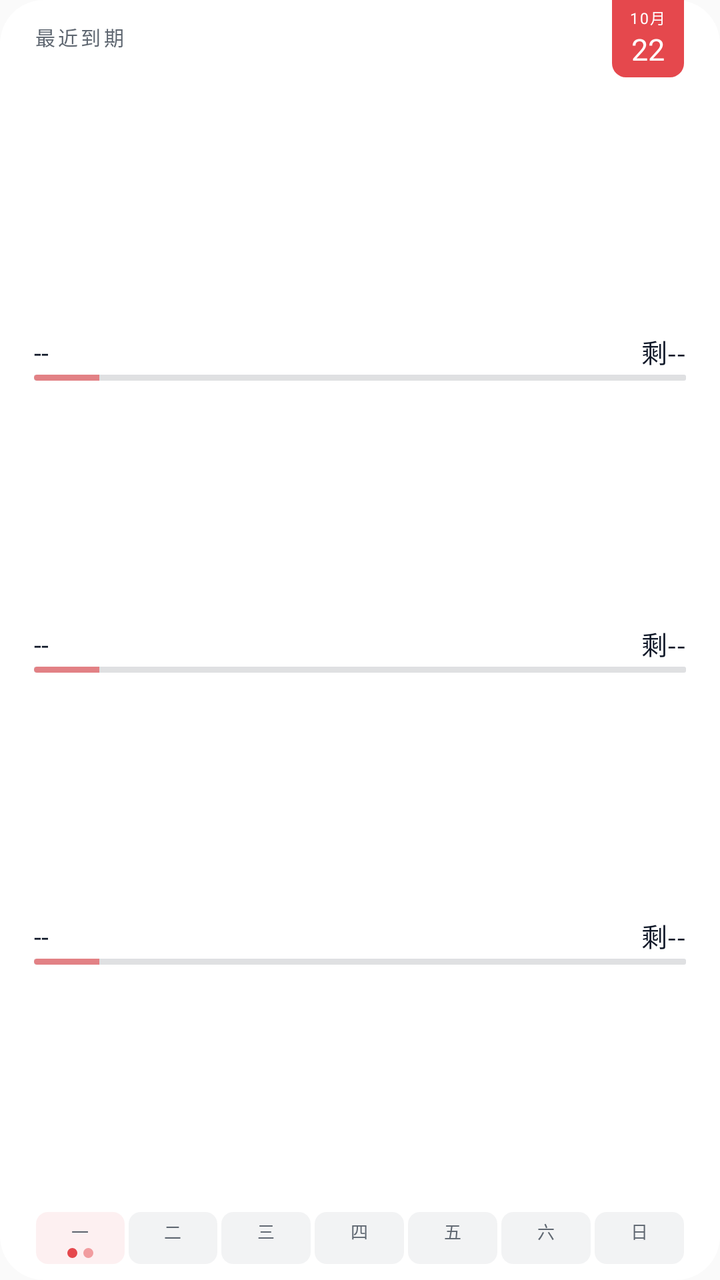
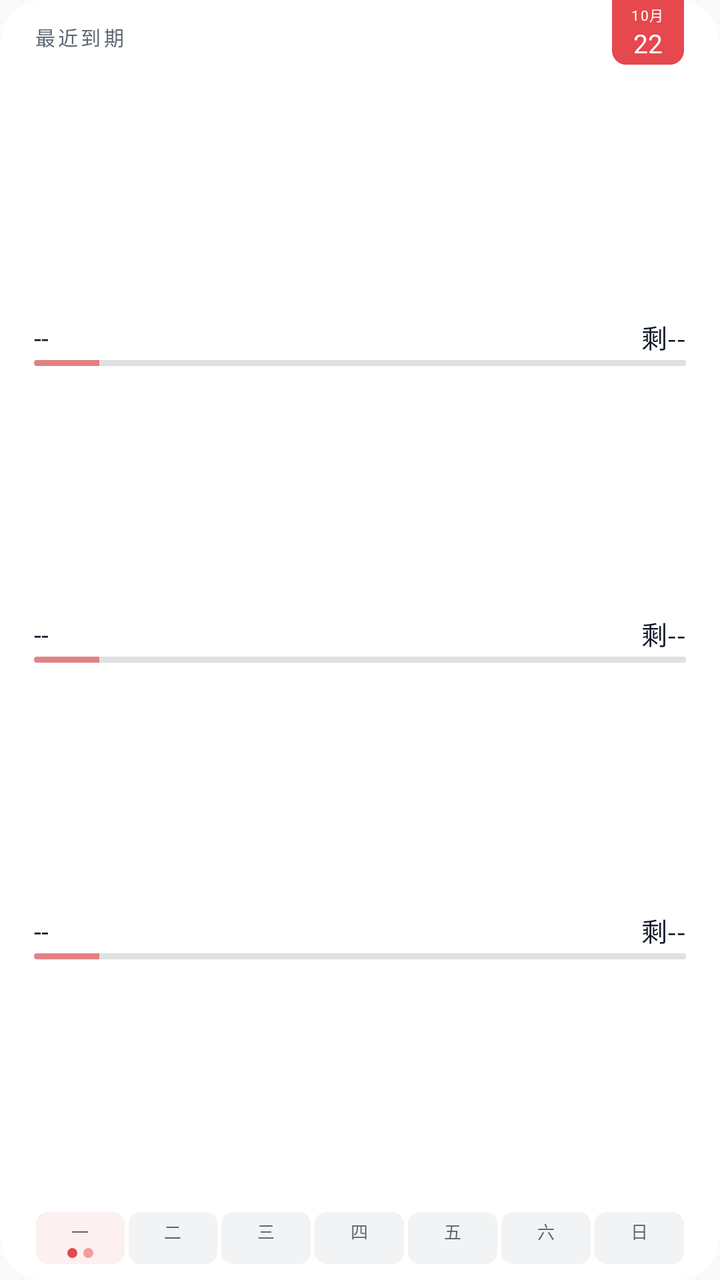

An Android layout rendered at two revisions. The XML below is the earlier revision; the diff shows what the commit changed to produce the second picture.
<!-- AndroidManifest.xml: application theme android:Theme.Material.Light.NoActionBar -->
<!-- res/layout/widget_v3.xml -->
<?xml version="1.0" encoding="utf-8"?>
<FrameLayout xmlns:android="http://schemas.android.com/apk/res/android"
    android:id="@+id/widget_root"
    android:layout_width="match_parent"
    android:layout_height="match_parent"
    android:background="@drawable/widget_bg_light">

    <LinearLayout
        android:layout_width="match_parent"
        android:layout_height="match_parent"
        android:orientation="vertical"
        android:paddingStart="17dp"
        android:paddingTop="11dp"
        android:paddingEnd="17dp"
        android:paddingBottom="8dp">

        <TextView
            android:id="@+id/widget_header"
            android:layout_width="wrap_content"
            android:layout_height="wrap_content"
            android:layout_marginBottom="18dp"
            android:text="最近到期"
            android:textColor="#FF5F6771"
            android:textSize="10sp"
            android:letterSpacing="0.14"
/>

        
        <TextView
            android:layout_width="match_parent"
            android:layout_height="0dp"
            android:layout_weight="1" />

        
        <LinearLayout
            android:layout_width="match_parent"
            android:layout_height="wrap_content"
            android:layout_marginTop="6dp"
            android:orientation="vertical">

            <LinearLayout
                android:layout_width="match_parent"
                android:layout_height="wrap_content"
                android:orientation="horizontal">

                <TextView
                    android:id="@+id/widget_row1_title"
                    android:layout_width="0dp"
                    android:layout_height="wrap_content"
                    android:layout_weight="1"
                    android:text="--"
                    android:textColor="#FF101828"
                    android:textSize="13sp"
                    android:maxLines="1"
                    android:ellipsize="end"
/>

                <TextView
                    android:id="@+id/widget_row1_cd"
                    android:layout_width="wrap_content"
                    android:layout_height="wrap_content"
                    android:layout_marginStart="10dp"
                    android:text="剩--"
                    android:textColor="#FF101828"
                    android:textSize="13sp"
                    android:maxLines="1"
/>
            </LinearLayout>

            <FrameLayout
                android:layout_width="match_parent"
                android:layout_height="wrap_content"
                android:layout_marginTop="2dp">

                
                <TextView
                    android:id="@+id/widget_row1_track"
                    android:layout_width="match_parent"
                    android:layout_height="3dp"
                    android:background="@drawable/widget_ruler_track_light" />

                <ProgressBar
                    android:id="@+id/widget_row1_fuse"
                    style="@android:style/Widget.ProgressBar.Horizontal"
                    android:layout_width="match_parent"
                    android:layout_height="3dp"
                    android:max="100"
                    android:progress="10"
                    android:progressDrawable="@drawable/widget_ruler_progress" />
            </FrameLayout>
        </LinearLayout>

        
        <TextView
            android:layout_width="match_parent"
            android:layout_height="0dp"
            android:layout_weight="1" />

        
        <LinearLayout
            android:layout_width="match_parent"
            android:layout_height="wrap_content"
            android:layout_marginTop="5dp"
            android:orientation="vertical">

            <LinearLayout
                android:layout_width="match_parent"
                android:layout_height="wrap_content"
                android:orientation="horizontal">

                <TextView
                    android:id="@+id/widget_row2_title"
                    android:layout_width="0dp"
                    android:layout_height="wrap_content"
                    android:layout_weight="1"
                    android:text="--"
                    android:textColor="#FF101828"
                    android:textSize="13sp"
                    android:maxLines="1"
                    android:ellipsize="end"
/>

                <TextView
                    android:id="@+id/widget_row2_cd"
                    android:layout_width="wrap_content"
                    android:layout_height="wrap_content"
                    android:layout_marginStart="10dp"
                    android:text="剩--"
                    android:textColor="#FF101828"
                    android:textSize="13sp"
                    android:maxLines="1"
/>
            </LinearLayout>

            <FrameLayout
                android:layout_width="match_parent"
                android:layout_height="wrap_content"
                android:layout_marginTop="2dp">

                <TextView
                    android:id="@+id/widget_row2_track"
                    android:layout_width="match_parent"
                    android:layout_height="3dp"
                    android:background="@drawable/widget_ruler_track_light" />

                <ProgressBar
                    android:id="@+id/widget_row2_fuse"
                    style="@android:style/Widget.ProgressBar.Horizontal"
                    android:layout_width="match_parent"
                    android:layout_height="3dp"
                    android:max="100"
                    android:progress="10"
                    android:progressDrawable="@drawable/widget_ruler_progress" />
            </FrameLayout>
        </LinearLayout>

        
        <TextView
            android:id="@+id/widget_gap_row3"
            android:layout_width="match_parent"
            android:layout_height="0dp"
            android:layout_weight="1" />

        
        <LinearLayout
            android:id="@+id/widget_row3_container"
            android:layout_width="match_parent"
            android:layout_height="wrap_content"
            android:layout_marginTop="5dp"
            android:orientation="vertical">

            <LinearLayout
                android:layout_width="match_parent"
                android:layout_height="wrap_content"
                android:orientation="horizontal">

                <TextView
                    android:id="@+id/widget_row3_title"
                    android:layout_width="0dp"
                    android:layout_height="wrap_content"
                    android:layout_weight="1"
                    android:text="--"
                    android:textColor="#FF101828"
                    android:textSize="13sp"
                    android:maxLines="1"
                    android:ellipsize="end"
/>

                <TextView
                    android:id="@+id/widget_row3_cd"
                    android:layout_width="wrap_content"
                    android:layout_height="wrap_content"
                    android:layout_marginStart="10dp"
                    android:text="剩--"
                    android:textColor="#FF101828"
                    android:textSize="13sp"
                    android:maxLines="1"
/>
            </LinearLayout>

            <FrameLayout
                android:layout_width="match_parent"
                android:layout_height="wrap_content"
                android:layout_marginTop="2dp">

                <TextView
                    android:id="@+id/widget_row3_track"
                    android:layout_width="match_parent"
                    android:layout_height="3dp"
                    android:background="@drawable/widget_ruler_track_light" />

                <ProgressBar
                    android:id="@+id/widget_row3_fuse"
                    style="@android:style/Widget.ProgressBar.Horizontal"
                    android:layout_width="match_parent"
                    android:layout_height="3dp"
                    android:max="100"
                    android:progress="10"
                    android:progressDrawable="@drawable/widget_ruler_progress" />
            </FrameLayout>
        </LinearLayout>

        
        <TextView
            android:layout_width="match_parent"
            android:layout_height="0dp"
            android:layout_weight="1" />

        
        <LinearLayout
            android:id="@+id/widget_week_strip"
            android:layout_width="match_parent"
            android:layout_height="wrap_content"
            android:layout_marginTop="7dp"
            android:orientation="horizontal">

            <LinearLayout
                android:id="@+id/widget_week_cell0"
                android:layout_width="0dp"
                android:layout_height="wrap_content"
                android:layout_marginStart="1dp"
                android:layout_marginEnd="1dp"
                android:layout_weight="1"
                android:background="@drawable/widget_cell_today_light"
                android:gravity="center_horizontal"
                android:orientation="vertical"
                android:paddingTop="3dp"
                android:paddingBottom="3dp">

                <TextView
                    android:id="@+id/widget_week_day0"
                    android:layout_width="wrap_content"
                    android:layout_height="wrap_content"
                    android:text="一"
                    android:textColor="#FF5F6771"
                    android:textSize="8.5sp" />

                <LinearLayout
                    android:layout_width="wrap_content"
                    android:layout_height="5dp"
                    android:layout_marginTop="2dp"
                    android:gravity="center"
                    android:orientation="horizontal">

                    <TextView
                        android:id="@+id/widget_week_dot0_a"
                        android:layout_width="5dp"
                        android:layout_height="5dp"
                        android:background="@drawable/dot_red" />

                    <TextView
                        android:id="@+id/widget_week_dot0_b"
                        android:layout_width="5dp"
                        android:layout_height="5dp"
                        android:layout_marginStart="3dp"
                        android:background="@drawable/dot_red_soft" />
                </LinearLayout>
            </LinearLayout>

            <LinearLayout
                android:id="@+id/widget_week_cell1"
                android:layout_width="0dp"
                android:layout_height="wrap_content"
                android:layout_marginStart="1dp"
                android:layout_marginEnd="1dp"
                android:layout_weight="1"
                android:background="@drawable/widget_cell_light"
                android:gravity="center_horizontal"
                android:orientation="vertical"
                android:paddingTop="3dp"
                android:paddingBottom="3dp">

                <TextView
                    android:id="@+id/widget_week_day1"
                    android:layout_width="wrap_content"
                    android:layout_height="wrap_content"
                    android:text="二"
                    android:textColor="#FF5F6771"
                    android:textSize="8.5sp" />

                <LinearLayout
                    android:layout_width="wrap_content"
                    android:layout_height="5dp"
                    android:layout_marginTop="2dp"
                    android:gravity="center"
                    android:orientation="horizontal">

                    <TextView
                        android:id="@+id/widget_week_dot1_a"
                        android:layout_width="5dp"
                        android:layout_height="5dp"
                        android:background="@drawable/dot_ind_light"
                        android:visibility="gone" />

                    <TextView
                        android:id="@+id/widget_week_dot1_b"
                        android:layout_width="5dp"
                        android:layout_height="5dp"
                        android:layout_marginStart="3dp"
                        android:background="@drawable/dot_ind_light"
                        android:visibility="gone" />
                </LinearLayout>
            </LinearLayout>

            <LinearLayout
                android:id="@+id/widget_week_cell2"
                android:layout_width="0dp"
                android:layout_height="wrap_content"
                android:layout_marginStart="1dp"
                android:layout_marginEnd="1dp"
                android:layout_weight="1"
                android:background="@drawable/widget_cell_light"
                android:gravity="center_horizontal"
                android:orientation="vertical"
                android:paddingTop="3dp"
                android:paddingBottom="3dp">

                <TextView
                    android:id="@+id/widget_week_day2"
                    android:layout_width="wrap_content"
                    android:layout_height="wrap_content"
                    android:text="三"
                    android:textColor="#FF5F6771"
                    android:textSize="8.5sp" />

                <LinearLayout
                    android:layout_width="wrap_content"
                    android:layout_height="5dp"
                    android:layout_marginTop="2dp"
                    android:gravity="center"
                    android:orientation="horizontal">

                    <TextView
                        android:id="@+id/widget_week_dot2_a"
                        android:layout_width="5dp"
                        android:layout_height="5dp"
                        android:background="@drawable/dot_ind_light"
                        android:visibility="gone" />

                    <TextView
                        android:id="@+id/widget_week_dot2_b"
                        android:layout_width="5dp"
                        android:layout_height="5dp"
                        android:layout_marginStart="3dp"
                        android:background="@drawable/dot_ind_light"
                        android:visibility="gone" />
                </LinearLayout>
            </LinearLayout>

            <LinearLayout
                android:id="@+id/widget_week_cell3"
                android:layout_width="0dp"
                android:layout_height="wrap_content"
                android:layout_marginStart="1dp"
                android:layout_marginEnd="1dp"
                android:layout_weight="1"
                android:background="@drawable/widget_cell_light"
                android:gravity="center_horizontal"
                android:orientation="vertical"
                android:paddingTop="3dp"
                android:paddingBottom="3dp">

                <TextView
                    android:id="@+id/widget_week_day3"
                    android:layout_width="wrap_content"
                    android:layout_height="wrap_content"
                    android:text="四"
                    android:textColor="#FF5F6771"
                    android:textSize="8.5sp" />

                <LinearLayout
                    android:layout_width="wrap_content"
                    android:layout_height="5dp"
                    android:layout_marginTop="2dp"
                    android:gravity="center"
                    android:orientation="horizontal">

                    <TextView
                        android:id="@+id/widget_week_dot3_a"
                        android:layout_width="5dp"
                        android:layout_height="5dp"
                        android:background="@drawable/dot_ind_light"
                        android:visibility="gone" />

                    <TextView
                        android:id="@+id/widget_week_dot3_b"
                        android:layout_width="5dp"
                        android:layout_height="5dp"
                        android:layout_marginStart="3dp"
                        android:background="@drawable/dot_ind_light"
                        android:visibility="gone" />
                </LinearLayout>
            </LinearLayout>

            <LinearLayout
                android:id="@+id/widget_week_cell4"
                android:layout_width="0dp"
                android:layout_height="wrap_content"
                android:layout_marginStart="1dp"
                android:layout_marginEnd="1dp"
                android:layout_weight="1"
                android:background="@drawable/widget_cell_light"
                android:gravity="center_horizontal"
                android:orientation="vertical"
                android:paddingTop="3dp"
                android:paddingBottom="3dp">

                <TextView
                    android:id="@+id/widget_week_day4"
                    android:layout_width="wrap_content"
                    android:layout_height="wrap_content"
                    android:text="五"
                    android:textColor="#FF5F6771"
                    android:textSize="8.5sp" />

                <LinearLayout
                    android:layout_width="wrap_content"
                    android:layout_height="5dp"
                    android:layout_marginTop="2dp"
                    android:gravity="center"
                    android:orientation="horizontal">

                    <TextView
                        android:id="@+id/widget_week_dot4_a"
                        android:layout_width="5dp"
                        android:layout_height="5dp"
                        android:background="@drawable/dot_ind_light"
                        android:visibility="gone" />

                    <TextView
                        android:id="@+id/widget_week_dot4_b"
                        android:layout_width="5dp"
                        android:layout_height="5dp"
                        android:layout_marginStart="3dp"
                        android:background="@drawable/dot_ind_light"
                        android:visibility="gone" />
                </LinearLayout>
            </LinearLayout>

            <LinearLayout
                android:id="@+id/widget_week_cell5"
                android:layout_width="0dp"
                android:layout_height="wrap_content"
                android:layout_marginStart="1dp"
                android:layout_marginEnd="1dp"
                android:layout_weight="1"
                android:background="@drawable/widget_cell_light"
                android:gravity="center_horizontal"
                android:orientation="vertical"
                android:paddingTop="3dp"
                android:paddingBottom="3dp">

                <TextView
                    android:id="@+id/widget_week_day5"
                    android:layout_width="wrap_content"
                    android:layout_height="wrap_content"
                    android:text="六"
                    android:textColor="#FF5F6771"
                    android:textSize="8.5sp" />

                <LinearLayout
                    android:layout_width="wrap_content"
                    android:layout_height="5dp"
                    android:layout_marginTop="2dp"
                    android:gravity="center"
                    android:orientation="horizontal">

                    <TextView
                        android:id="@+id/widget_week_dot5_a"
                        android:layout_width="5dp"
                        android:layout_height="5dp"
                        android:background="@drawable/dot_ind_light"
                        android:visibility="gone" />

                    <TextView
                        android:id="@+id/widget_week_dot5_b"
                        android:layout_width="5dp"
                        android:layout_height="5dp"
                        android:layout_marginStart="3dp"
                        android:background="@drawable/dot_ind_light"
                        android:visibility="gone" />
                </LinearLayout>
            </LinearLayout>

            <LinearLayout
                android:id="@+id/widget_week_cell6"
                android:layout_width="0dp"
                android:layout_height="wrap_content"
                android:layout_marginStart="1dp"
                android:layout_marginEnd="1dp"
                android:layout_weight="1"
                android:background="@drawable/widget_cell_light"
                android:gravity="center_horizontal"
                android:orientation="vertical"
                android:paddingTop="3dp"
                android:paddingBottom="3dp">

                <TextView
                    android:id="@+id/widget_week_day6"
                    android:layout_width="wrap_content"
                    android:layout_height="wrap_content"
                    android:text="日"
                    android:textColor="#FF5F6771"
                    android:textSize="8.5sp" />

                <LinearLayout
                    android:layout_width="wrap_content"
                    android:layout_height="5dp"
                    android:layout_marginTop="2dp"
                    android:gravity="center"
                    android:orientation="horizontal">

                    <TextView
                        android:id="@+id/widget_week_dot6_a"
                        android:layout_width="5dp"
                        android:layout_height="5dp"
                        android:background="@drawable/dot_ind_light"
                        android:visibility="gone" />

                    <TextView
                        android:id="@+id/widget_week_dot6_b"
                        android:layout_width="5dp"
                        android:layout_height="5dp"
                        android:layout_marginStart="3dp"
                        android:background="@drawable/dot_ind_light"
                        android:visibility="gone" />
                </LinearLayout>
            </LinearLayout>
        </LinearLayout>
    </LinearLayout>

    
    <LinearLayout
        android:id="@+id/widget_calpg"
        android:layout_width="36dp"
        android:layout_height="wrap_content"
        android:layout_gravity="top|end"
        android:layout_marginEnd="18dp"
        android:background="@drawable/widget_calpg_light"
        android:gravity="center_horizontal"
        android:orientation="vertical"
        android:paddingTop="3dp"
        android:paddingBottom="4dp">

        <TextView
            android:id="@+id/widget_calpg_month"
            android:layout_width="wrap_content"
            android:layout_height="wrap_content"
            android:text="10月"
            android:textColor="#FFFFFFFF"
            android:textSize="7.5sp"
            android:letterSpacing="0.08"
/>

        <TextView
            android:id="@+id/widget_calpg_day"
            android:layout_width="wrap_content"
            android:layout_height="wrap_content"
            android:text="22"
            android:textColor="#FFFFFFFF"
            android:textSize="15sp"
/>
    </LinearLayout>
</FrameLayout>
<!-- resources referenced by this layout -->
<resources>
  <!-- drawable dot_ind_light (drawable) -->
  <?xml version="1.0" encoding="utf-8"?>
  <shape xmlns:android="http://schemas.android.com/apk/res/android" android:shape="oval">
      <solid android:color="#FF3A5AF0" />
  </shape>
  <!-- drawable dot_red (drawable) -->
  <?xml version="1.0" encoding="utf-8"?>
  <shape xmlns:android="http://schemas.android.com/apk/res/android" android:shape="oval">
      <solid android:color="#FFE5484D" />
  </shape>
  <!-- drawable dot_red_soft (drawable) -->
  <?xml version="1.0" encoding="utf-8"?>
  <shape xmlns:android="http://schemas.android.com/apk/res/android" android:shape="oval">
      <solid android:color="#80E5484D" />
  </shape>
  <!-- drawable widget_bg_light (drawable) -->
  <?xml version="1.0" encoding="utf-8"?>
  <shape xmlns:android="http://schemas.android.com/apk/res/android">
      <solid android:color="#FFFFFFFF" />
      <corners android:radius="22dp" />
  </shape>
  <!-- drawable widget_calpg_light (drawable) -->
  <?xml version="1.0" encoding="utf-8"?>
  <shape xmlns:android="http://schemas.android.com/apk/res/android">
      <solid android:color="#FFE5484D" />
      <corners android:bottomLeftRadius="7dp" android:bottomRightRadius="7dp" />
  </shape>
  <!-- drawable widget_cell_light (drawable) -->
  <?xml version="1.0" encoding="utf-8"?>
  <shape xmlns:android="http://schemas.android.com/apk/res/android">
      <solid android:color="#0D101828" />
      <corners android:radius="6dp" />
  </shape>
  <!-- drawable widget_cell_today_light (drawable) -->
  <?xml version="1.0" encoding="utf-8"?>
  <shape xmlns:android="http://schemas.android.com/apk/res/android">
      <solid android:color="#14E5484D" />
      <corners android:radius="6dp" />
  </shape>
  <!-- drawable widget_ruler_progress (drawable) -->
  <?xml version="1.0" encoding="utf-8"?>
  <layer-list xmlns:android="http://schemas.android.com/apk/res/android">
      <item android:id="@android:id/progress">
          <clip>
              <shape android:shape="rectangle">
                  <corners android:radius="2dp" />
                  <solid android:color="#9EE5484D" />
              </shape>
          </clip>
      </item>
  </layer-list>
  <!-- drawable widget_ruler_track_light (drawable) -->
  <?xml version="1.0" encoding="utf-8"?>
  <shape xmlns:android="http://schemas.android.com/apk/res/android">
      <solid android:color="#22101828" />
      <corners android:radius="1dp" />
  </shape>
</resources>

<!-- the commit's change to res/layout/widget_v3.xml (unified diff, before → after) -->
@@ -18,7 +18,7 @@
             android:id="@+id/widget_header"
             android:layout_width="wrap_content"
             android:layout_height="wrap_content"
-            android:layout_marginBottom="18dp"
+            android:layout_marginBottom="8dp"
             android:text="最近到期"
             android:textColor="#FF5F6771"
             android:textSize="10sp"
@@ -559,8 +559,8 @@
         android:background="@drawable/widget_calpg_light"
         android:gravity="center_horizontal"
         android:orientation="vertical"
-        android:paddingTop="3dp"
-        android:paddingBottom="4dp">
+        android:paddingTop="2dp"
+        android:paddingBottom="2dp">
 
         <TextView
             android:id="@+id/widget_calpg_month"
@@ -568,7 +568,7 @@
             android:layout_height="wrap_content"
             android:text="10月"
             android:textColor="#FFFFFFFF"
-            android:textSize="7.5sp"
+            android:textSize="7sp"
             android:letterSpacing="0.08"
 />
 
@@ -578,7 +578,7 @@
             android:layout_height="wrap_content"
             android:text="22"
             android:textColor="#FFFFFFFF"
-            android:textSize="15sp"
+            android:textSize="13sp"
 />
     </LinearLayout>
 </FrameLayout>
